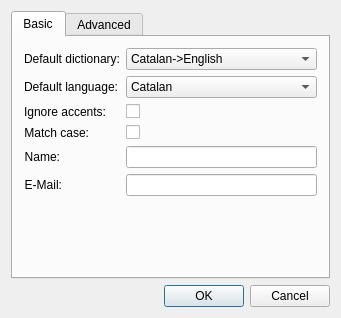
Old version of the form gui/configure.ui in the repository cpina/qdacco.
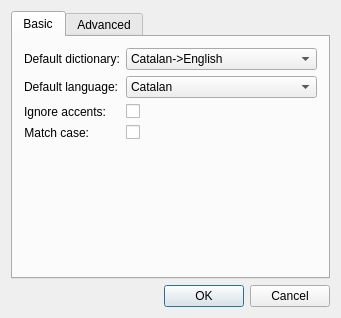
New version of the form. Icons and pictures are not drawn.

Commit message: Deletes non-used configuration data.

```diff
--- a/gui/configure.ui
+++ b/gui/configure.ui
@@ -134,40 +134,6 @@
          </property>
         </widget>
        </item>
-       <item row="4" column="0">
-        <widget class="QLabel" name="lnom">
-         <property name="text">
-          <string>Name:</string>
-         </property>
-         <property name="alignment">
-          <set>Qt::AlignRight|Qt::AlignTrailing|Qt::AlignVCenter</set>
-         </property>
-        </widget>
-       </item>
-       <item row="4" column="1">
-        <widget class="QLineEdit" name="nom">
-         <property name="toolTip">
-          <string>If you send some suggestions or bug reports to Dacco, we will know your name. This is not compulsory</string>
-         </property>
-        </widget>
-       </item>
-       <item row="5" column="0">
-        <widget class="QLabel" name="lemail">
-         <property name="text">
-          <string>E-Mail:</string>
-         </property>
-         <property name="alignment">
-          <set>Qt::AlignRight|Qt::AlignTrailing|Qt::AlignVCenter</set>
-         </property>
-        </widget>
-       </item>
-       <item row="5" column="1">
-        <widget class="QLineEdit" name="email">
-         <property name="toolTip">
-          <string>If you send some suggestions or bug reports to Dacco, we will know your e-mail. This is not compulsory</string>
-         </property>
-        </widget>
-       </item>
       </layout>
      </widget>
      <widget class="QWidget" name="tab_3">
```
The commit also changes 1 other file.
